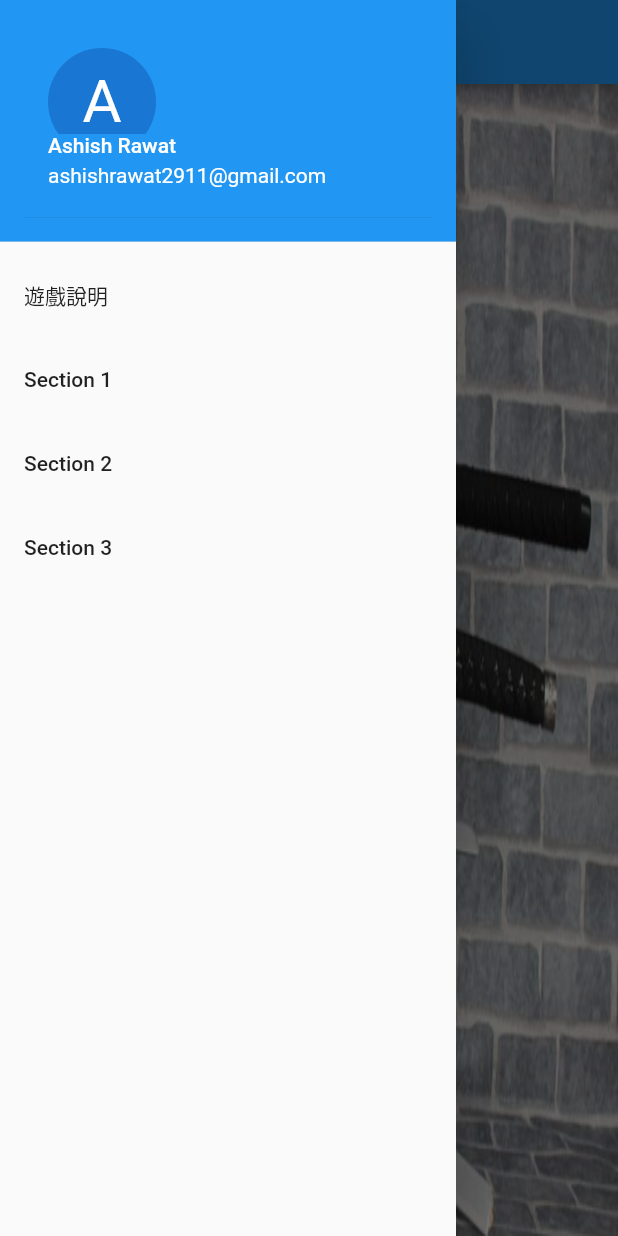
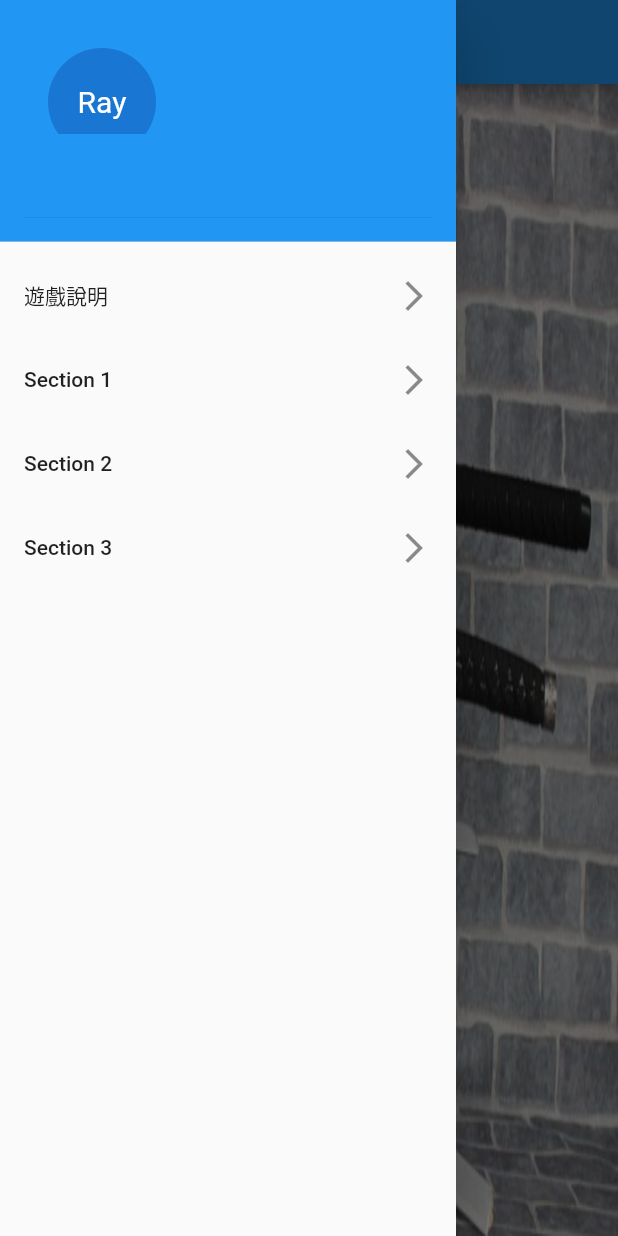
Before and after one commit to leoman730/baojianlianxi, a Flutter app: the screen it shows after launch, with the side drawer open, on a phone screen of 412 x 824 dp. Run offline on Flutter 3.47's test engine with Material 2 defaults, Android fonts, the phone set to English and light mode, and no system bars; our stand-ins replace flip_card; missing offline and left inert: flutter_circular_chart.

```diff
--- a/lib/drawer.dart
+++ b/lib/drawer.dart
@@ -15,11 +15,11 @@ class DrawerWidget extends StatelessWidget {
           children: <Widget>[
             DrawerHeader(
               child: UserAccountsDrawerHeader(
-              accountName: Text("Ashish Rawat"),
-              accountEmail: Text("ashishrawat2911@gmail.com"),
+//              accountName: Text("Ashish Rawat"),
+//              accountEmail: Text("ashishrawat2911@gmail.com"),
               currentAccountPicture: CircleAvatar(
-              child: Text( "A",
-                  style: TextStyle(fontSize: 40.0),
+                child: Text( "Ray",
+                  style: TextStyle(fontSize: 20.0),
                 ),
               ),
             ),
@@ -27,8 +27,13 @@ class DrawerWidget extends StatelessWidget {
                 color: Colors.blue,
               ),
             ),
+
+
+
             ListTile(
               title: Text('遊戲說明'),
+              trailing: Icon(Icons.arrow_forward_ios),
+
               onTap: () {
                 Navigator.push(context,
                     MaterialPageRoute( builder: (context) => ReadmeScreen()));
@@ -36,6 +41,7 @@ class DrawerWidget extends StatelessWidget {
             ),
             ListTile(
               title: Text('Section 1'),
+              trailing: Icon(Icons.arrow_forward_ios),
               onTap: () {
                 Navigator.push(context,
                     MaterialPageRoute( builder: (context) => Section1Screen()));
@@ -43,6 +49,7 @@ class DrawerWidget extends StatelessWidget {
             ),
             ListTile(
               title: Text('Section 2'),
+              trailing: Icon(Icons.arrow_forward_ios),
               onTap: () {
                 Navigator.push(context,
                     MaterialPageRoute( builder: (context) => Section2Screen()));
@@ -50,6 +57,7 @@ class DrawerWidget extends StatelessWidget {
             ),
             ListTile(
               title: Text('Section 3'),
+              trailing: Icon(Icons.arrow_forward_ios),
               onTap: () {
                 Navigator.push(context,
                     MaterialPageRoute( builder: (context) => Section3Screen()));
```
Also changed, not shown: 1 other file.
